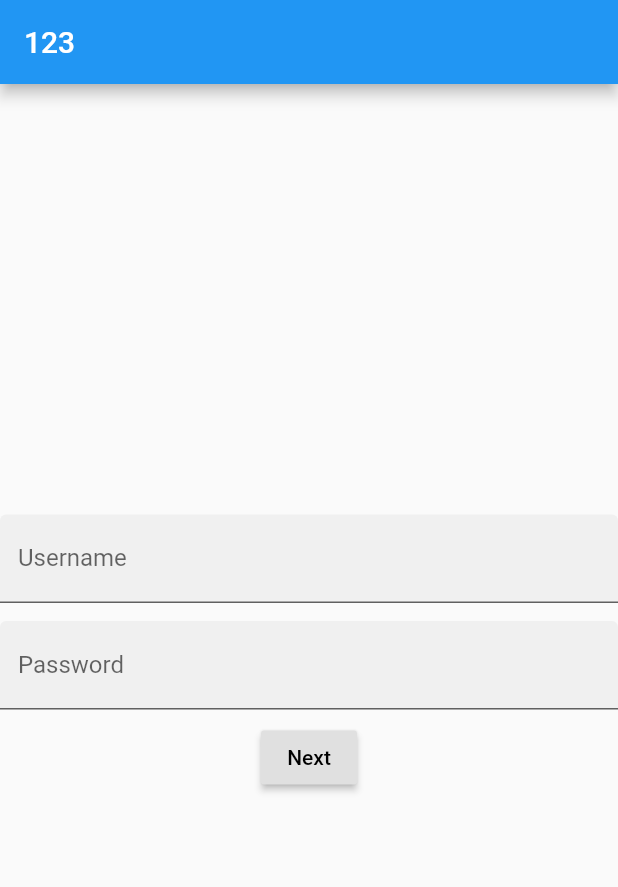
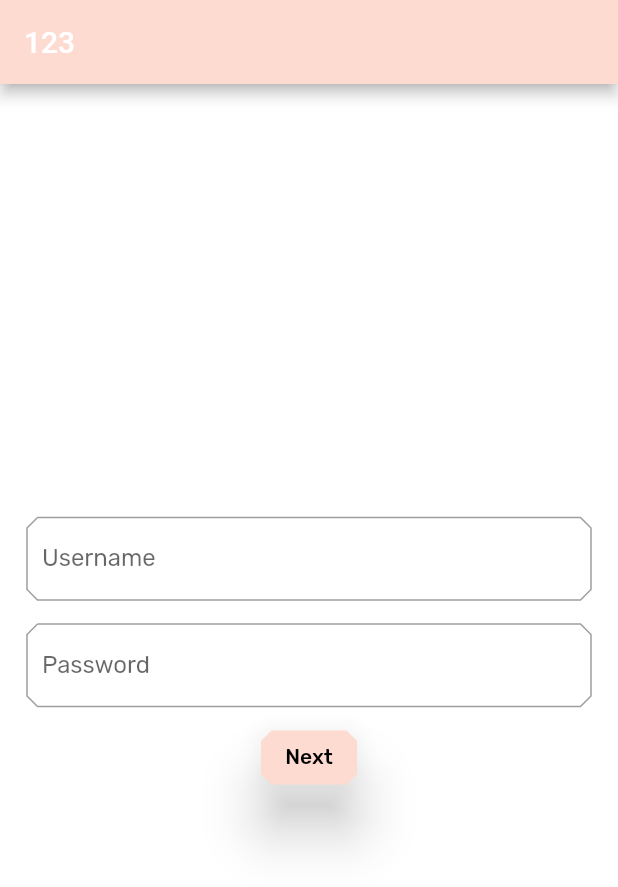
Before and after one commit to GDG-Uzhhorod/Flutter-Study-Jam-MCD-shrine, a Flutter app: the screen it shows after launch, on a phone screen of 412 x 824 dp. Shown: the top 887 px of the screen. Run offline on Flutter 3.47's test engine with Material 2 defaults, Android fonts, the phone set to English and light mode, and no system bars.

```diff
--- a/lib/main.dart
+++ b/lib/main.dart
@@ -1,4 +1,6 @@
 import 'package:flutter/material.dart';
+import 'package:flutter_app_mcd/colors.dart';
+import 'package:flutter_app_mcd/supplement/cut_corners_border.dart';
 
 import 'home_screen.dart';
 
@@ -10,18 +12,7 @@ class MyApp extends StatelessWidget {
   Widget build(BuildContext context) {
     return MaterialApp(
       title: 'Flutter Demo',
-      theme: ThemeData(
-        // This is the theme of your application.
-        //
-        // Try running your application with "flutter run". You'll see the
-        // application has a blue toolbar. Then, without quitting the app, try
-        // changing the primarySwatch below to Colors.green and then invoke
-        // "hot reload" (press "r" in the console where you ran "flutter run",
-        // or simply save your changes to "hot reload" in a Flutter IDE).
-        // Notice that the counter didn't reset back to zero; the application
-        // is not restarted.
-        primarySwatch: Colors.blue,
-      ),
+      theme: _buildShrineTheme(),
       home: MyHomePage(title: 'Flutter Demo Home Page'),
     );
   }
@@ -30,15 +21,6 @@ class MyApp extends StatelessWidget {
 class MyHomePage extends StatefulWidget {
   MyHomePage({Key key, this.title}) : super(key: key);
 
-  // This widget is the home page of your application. It is stateful, meaning
-  // that it has a State object (defined below) that contains fields that affect
-  // how it looks.
-
-  // This class is the configuration for the state. It holds the values (in this
-  // case the title) provided by the parent (in this case the App widget) and
-  // used by the build method of the State. Fields in a Widget subclass are
-  // always marked "final".
-
   final String title;
 
   @override
@@ -46,27 +28,8 @@ class MyHomePage extends StatefulWidget {
 }
 
 class _MyHomePageState extends State<MyHomePage> {
-  int _counter = 0;
-
-  void _incrementCounter() {
-    setState(() {
-      // This call to setState tells the Flutter framework that something has
-      // changed in this State, which causes it to rerun the build method below
-      // so that the display can reflect the updated values. If we changed
-      // _counter without calling setState(), then the build method would not be
-      // called again, and so nothing would appear to happen.
-      _counter++;
-    });
-  }
-
   @override
   Widget build(BuildContext context) {
-    // This method is rerun every time setState is called, for instance as done
-    // by the _incrementCounter method above.
-    //
-    // The Flutter framework has been optimized to make rerunning build methods
-    // fast, so that you can just rebuild anything that needs updating rather
-    // than having to individually change instances of widgets.
     return Scaffold(
       appBar: AppBar(
         title: Text('123'),
@@ -81,14 +44,30 @@ class _MyHomePageState extends State<MyHomePage> {
       child: Column(
         mainAxisAlignment: MainAxisAlignment.center,
         children: <Widget>[
-          TextField(
-            decoration: InputDecoration(filled: true, labelText: 'Username'),
+          Padding(
+            padding: const EdgeInsets.symmetric(horizontal: 16.0),
+            child: AccentColorOverride(
+              color: kShrineBrown900,
+              child: TextField(
+                decoration: InputDecoration(filled: false, labelText: 'Username'),
+              ),
+            ),
           ),
           SizedBox(
             height: 12.0,
           ),
-          TextField(
-            decoration: InputDecoration(filled: true, labelText: 'Password'),
+          Padding(
+            padding: const EdgeInsets.symmetric(horizontal: 16.0),
+            child: Theme(
+              data: Theme.of(context).copyWith(accentColor: kShrineBrown900, brightness: Brightness.dark),
+              child: TextField(
+                decoration: InputDecoration(
+                  filled: false,
+                  labelText: 'Password',
+                ),
+                obscureText: true,
+              ),
+            ),
           ),
           ButtonBar(
             alignment: MainAxisAlignment.center,
@@ -101,9 +80,13 @@ class _MyHomePageState extends State<MyHomePage> {
 //              ),
               RaisedButton(
                 child: Text('Next'),
+                elevation: 16.0,
+                shape: BeveledRectangleBorder(
+                  borderRadius: BorderRadius.all(Radius.circular(7.0))
+                ),
                 onPressed: () {
                   debugPrint('Next');
-                  Navigator.push(
+                  Navigator.pushReplacement(
                     context,
                     MaterialPageRoute(
                       builder: (context) => HomeScreen(),
@@ -118,3 +101,52 @@ class _MyHomePageState extends State<MyHomePage> {
     );
   }
 }
+
+class AccentColorOverride extends StatelessWidget {
+  const AccentColorOverride({Key key, this.color, this.child})
+      : super(key: key);
+
+  final Color color;
+  final Widget child;
+
+  @override
+  Widget build(BuildContext context) {
+    return Theme(
+        data: Theme.of(context)
+            .copyWith(accentColor: color, brightness: Brightness.dark),
+        child: child);
+  }
+}
+
+ThemeData _buildShrineTheme() {
+  final ThemeData base = ThemeData.light();
+  return base.copyWith(
+      accentColor: kShrineBrown900,
+      primaryColor: kShrinePink100,
+      buttonTheme: base.buttonTheme.copyWith(
+          buttonColor: kShrinePink100, textTheme: ButtonTextTheme.normal),
+      scaffoldBackgroundColor: kShrineBackgroundWhite,
+      cardColor: kShrineBackgroundWhite,
+      textSelectionColor: kShrinePink100,
+      errorColor: kShrineErrorRed,
+      textTheme: _buildShrineTextTheme(base.textTheme),
+      primaryTextTheme: _buildShrineTextTheme(base.primaryTextTheme),
+      accentTextTheme: _buildShrineTextTheme(base.accentTextTheme),
+      primaryIconTheme: base.primaryIconTheme.copyWith(color: kShrineBrown900),
+      inputDecorationTheme: InputDecorationTheme(border: CutCornersBorder()));
+}
+
+TextTheme _buildShrineTextTheme(TextTheme base) {
+  return base
+      .copyWith(
+          headline: base.headline.copyWith(
+            fontWeight: FontWeight.w500,
+          ),
+          title: base.title.copyWith(fontSize: 18.0),
+          caption: base.caption
+              .copyWith(fontWeight: FontWeight.w400, fontSize: 14.0))
+      .apply(
+          fontFamily: 'Rubik',
+          displayColor: kShrineBrown900,
+          bodyColor: kShrineBrown900);
+}
```
Also changed, not shown: lib/colors.dart (added, +13 -0 lines), lib/home_screen.dart (+7 -41 lines), lib/supplement/asymmetric_view.dart (added, +95 -0 lines), lib/supplement/cut_corners_border.dart (added, +139 -0 lines), lib/supplement/product_card.dart (added, +76 -0 lines), lib/supplement/product_columns.dart (added, +89 -0 lines), pubspec.yaml (+6 -5 lines), fonts/Rubik-Medium.ttf (added), fonts/Rubik-Regular.ttf (added).
